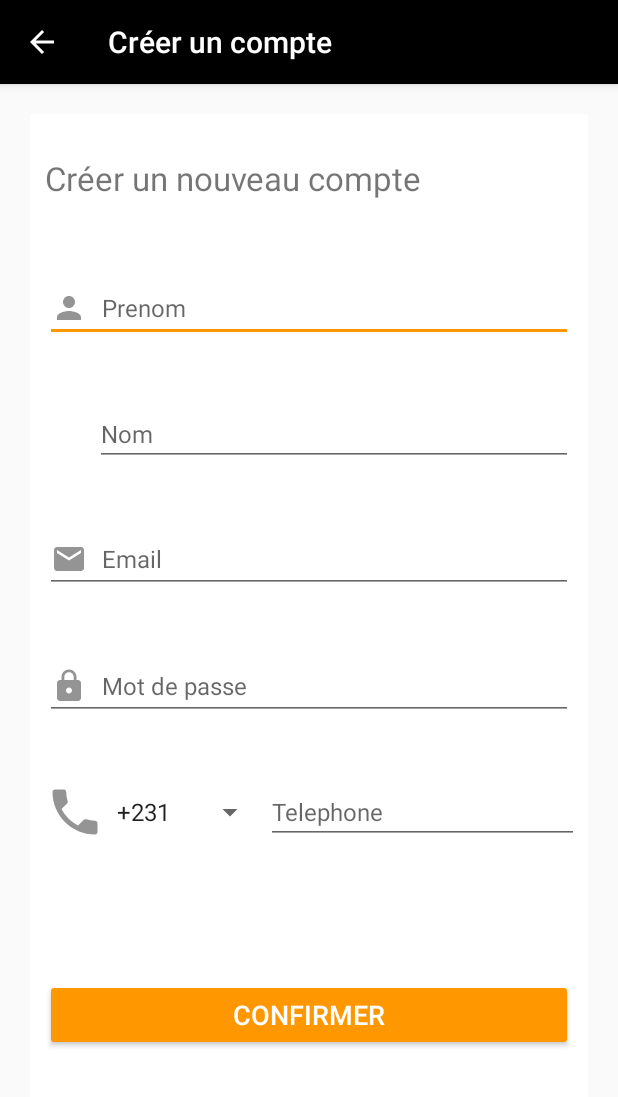
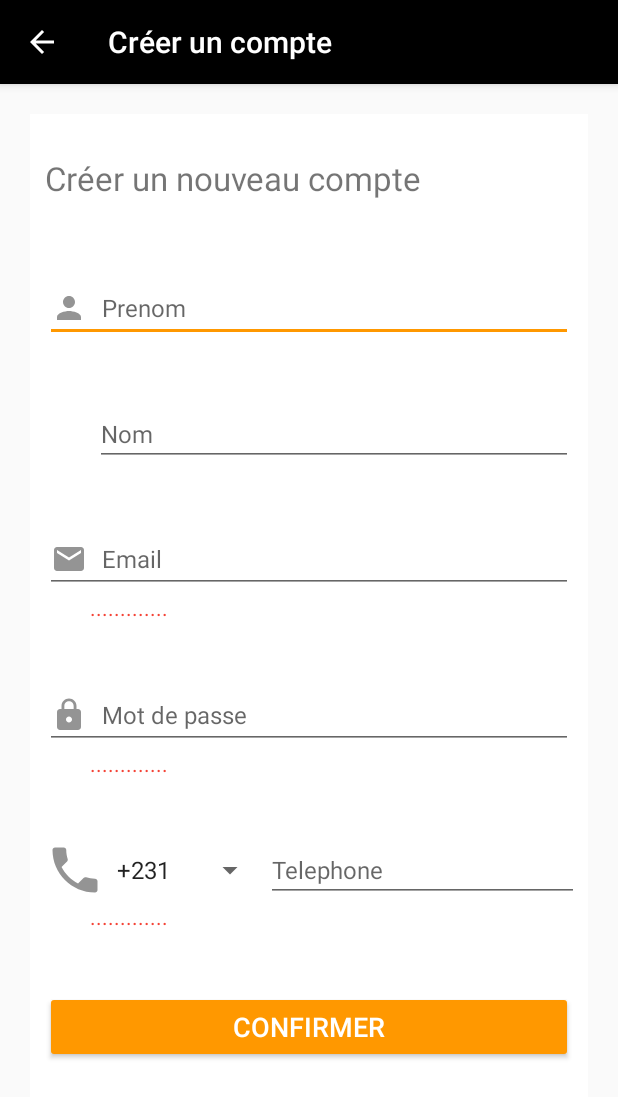
Before and after one commit to Douaa555/cdam_project, an Android app: the RegisterActivity screen opened directly, with no data from a screen before it, on a phone screen of 412 x 824 dp. Shown: the top 1097 px of the screen. Run offline under Robolectric (Android 15) with nearby library versions, the phone set to English and light mode, and no system bars.

Commit message:
initial commit

```diff
--- a/app/src/main/res/layout/activity_register.xml
+++ b/app/src/main/res/layout/activity_register.xml
@@ -86,6 +86,19 @@
         app:layout_constraintTop_toTopOf="parent"
         app:layout_constraintVertical_bias="0.022" />
 
+    <TextView
+        android:layout_width="wrap_content"
+        android:layout_height="wrap_content"
+        android:text="............."
+        android:textSize="14dp"
+        android:layout_marginStart="30dp"
+        android:textColor="@color/red"
+        app:layout_constraintBottom_toBottomOf="parent"
+        app:layout_constraintHorizontal_bias="0.085"
+        app:layout_constraintLeft_toLeftOf="parent"
+        app:layout_constraintRight_toRightOf="parent"
+        app:layout_constraintTop_toTopOf="parent"
+        app:layout_constraintVertical_bias="0.022" />
     <View
         android:layout_width="wrap_content"
         android:layout_height="40dp" />
@@ -99,6 +112,20 @@
         android:hint="Mot de passe"
         android:inputType="textPassword"
         android:textSize="16dp"
+        app:layout_constraintBottom_toBottomOf="parent"
+        app:layout_constraintHorizontal_bias="0.085"
+        app:layout_constraintLeft_toLeftOf="parent"
+        app:layout_constraintRight_toRightOf="parent"
+        app:layout_constraintTop_toTopOf="parent"
+        app:layout_constraintVertical_bias="0.022" />
+
+    <TextView
+        android:layout_width="wrap_content"
+        android:layout_height="wrap_content"
+        android:text="............."
+        android:textSize="14dp"
+        android:layout_marginStart="30dp"
+        android:textColor="@color/red"
         app:layout_constraintBottom_toBottomOf="parent"
         app:layout_constraintHorizontal_bias="0.085"
         app:layout_constraintLeft_toLeftOf="parent"
@@ -146,10 +173,23 @@
             app:layout_constraintVertical_bias="0.022" />
 
     </LinearLayout>
+    <TextView
+        android:layout_width="wrap_content"
+        android:layout_height="wrap_content"
+        android:text="............."
+        android:layout_marginStart="30dp"
+        android:textSize="14dp"
+        android:textColor="@color/red"
+        app:layout_constraintBottom_toBottomOf="parent"
+        app:layout_constraintHorizontal_bias="0.085"
+        app:layout_constraintLeft_toLeftOf="parent"
+        app:layout_constraintRight_toRightOf="parent"
+        app:layout_constraintTop_toTopOf="parent"
+        app:layout_constraintVertical_bias="0.022" />
 
     <View
         android:layout_width="wrap_content"
-        android:layout_height="90dp" />
+        android:layout_height="40dp" />
 
     <Button
         android:id="@+id/btn"
```
